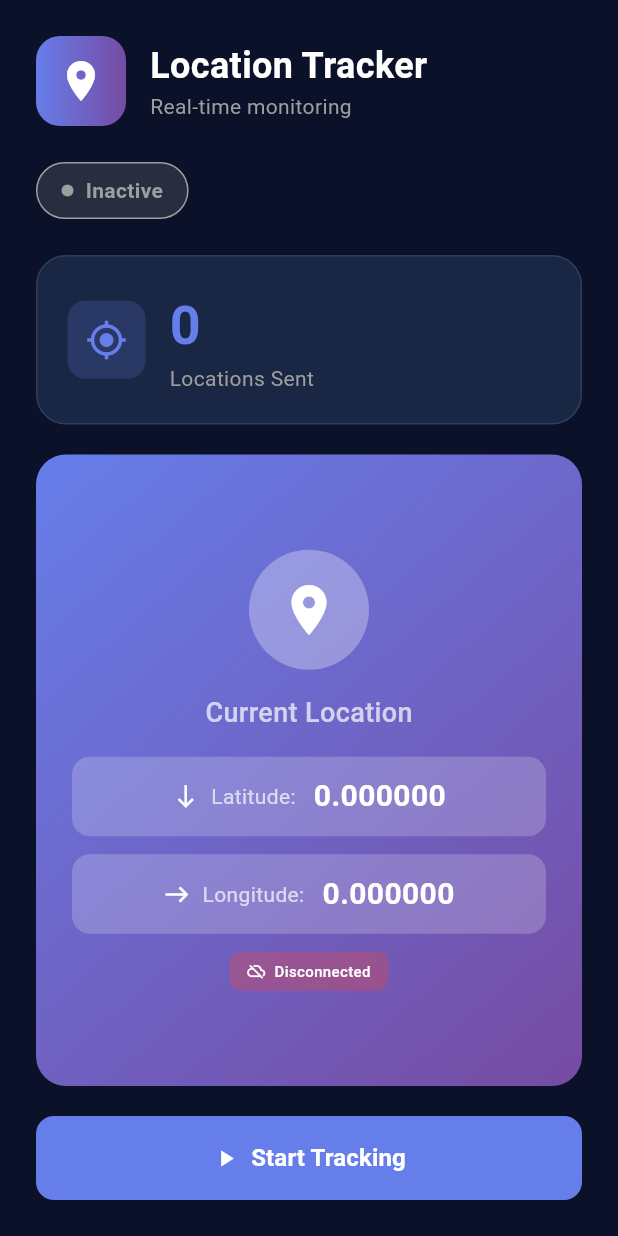
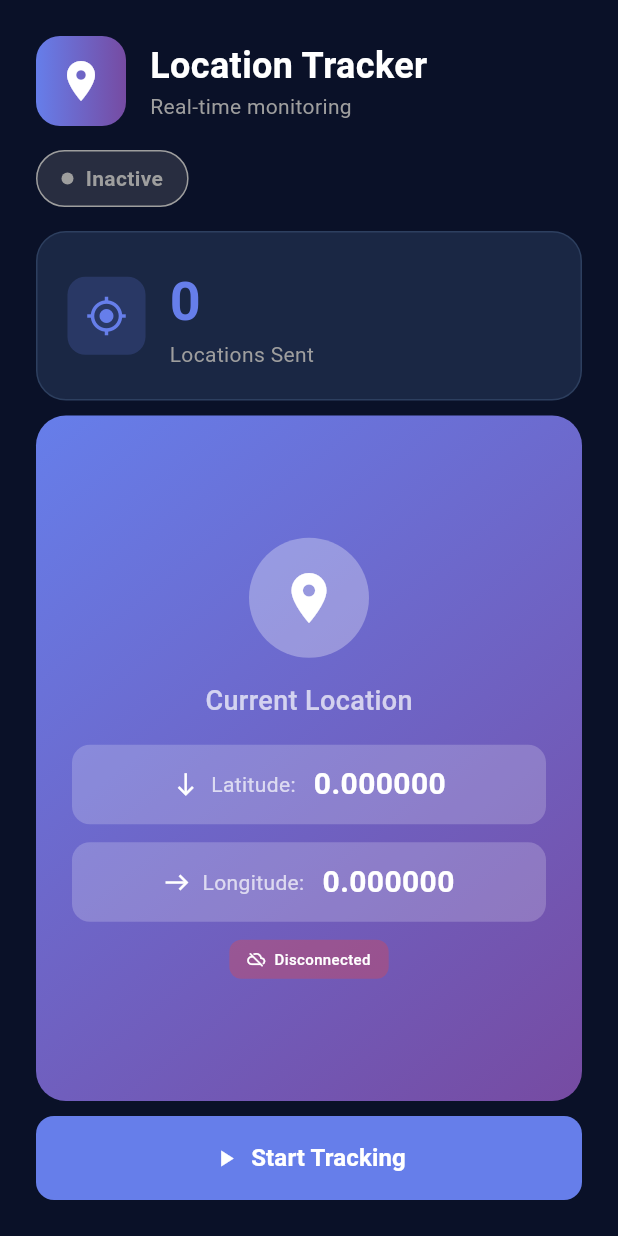
Before and after one commit to mahmudovwork25/location_hub, a Flutter app: the screen it shows after launch, on a phone screen of 412 x 824 dp. Run offline on Flutter 3.47's test engine with Material 3 defaults, Android fonts, the phone set to English and light mode, and no system bars; our stand-ins replace flutter_local_notifications, geolocator, hive_flutter, permission_handler; missing offline and left inert: flutter_background_service, signalr_netcore; accounts and stored records are empty.

Commit message:
refactor: Adjust UI spacing and improve location accuracy
This commit introduces minor UI adjustments and improves the precision of geolocation tracking.

Key changes:
- **UI Spacing:** Reduced the vertical spacing between widgets on the home screen for a more compact layout.
- **Location Accuracy:** Changed the `desiredAccuracy` for `Geolocator` from `high` to `bestForNavigation` to obtain more precise location data.

```diff
--- a/lib/services/location_tracking_service.dart
+++ b/lib/services/location_tracking_service.dart
@@ -125,7 +125,7 @@ void onStart(ServiceInstance service) async {
           // A. Get Geo Location
           print('📍 [LOCATION] Requesting current position...');
           Position position = await Geolocator.getCurrentPosition(
-            desiredAccuracy: LocationAccuracy.high,
+            desiredAccuracy: LocationAccuracy.bestForNavigation,
           );
           lastLat = position.latitude;
           lastLng = position.longitude;
--- a/lib/ui/screens/home_screen.dart
+++ b/lib/ui/screens/home_screen.dart
@@ -120,19 +120,19 @@ class _HomeScreenState extends State<HomeScreen> with WidgetsBindingObserver {
                   ),
                 ],
               ),
-              const SizedBox(height: 24),
+              const SizedBox(height: 16),
 
               // Status Badge
               const StatusBadge(),
-              const SizedBox(height: 24),
+              const SizedBox(height: 16),
 
               // Locations Sent Card
               const LocationCounterCard(),
-              const SizedBox(height: 20),
+              const SizedBox(height: 10),
 
               // Current Location Card
               const CurrentLocationCard(),
-              const SizedBox(height: 20),
+              const SizedBox(height: 10),
 
               // Toggle Button
               ToggleButton(
```
